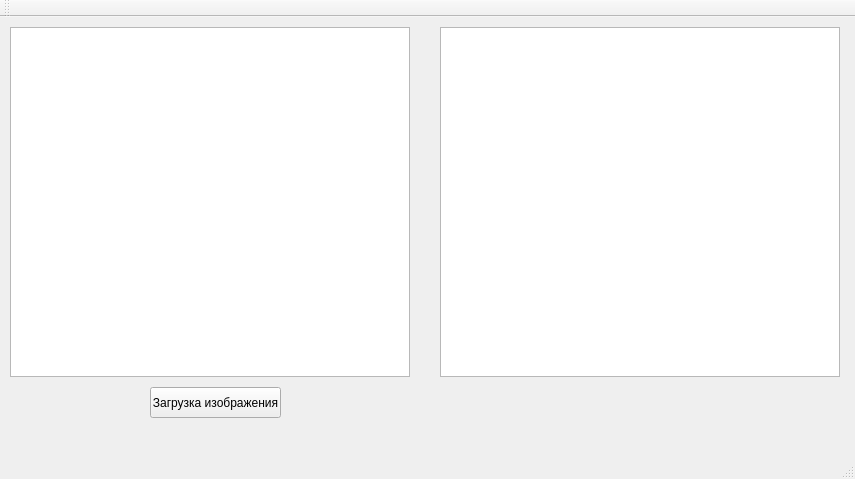
This is mainwindow.ui in Dannyyyy/ComputerVision as Qt 5 draws it before an edit. The edited form follows.
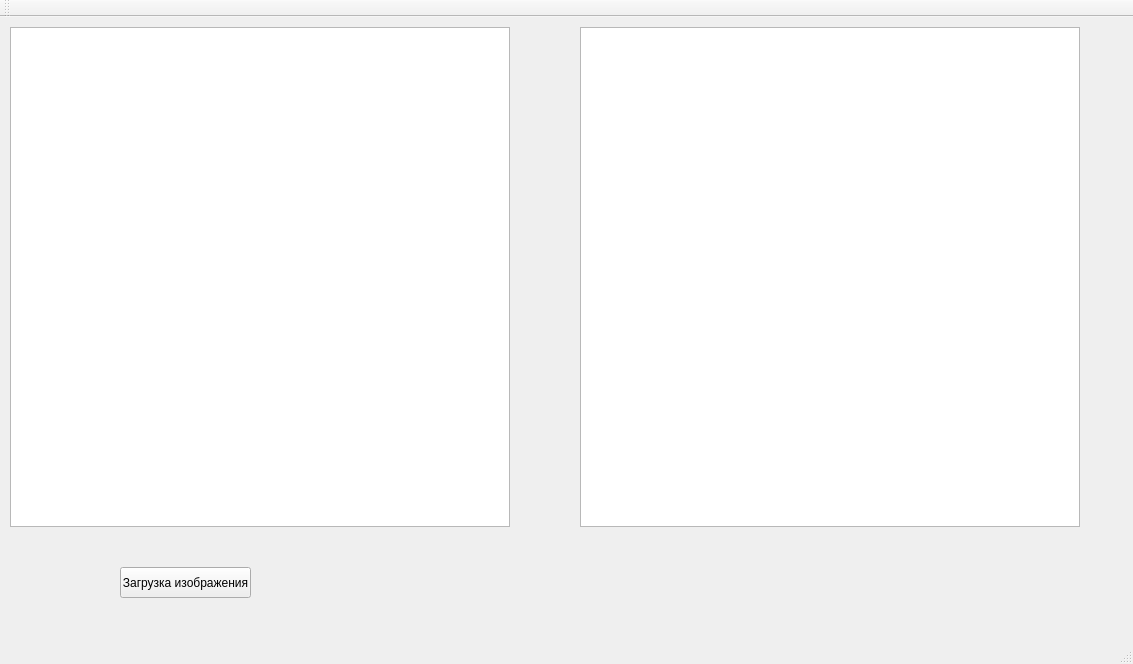
This is the edited form.

Commit message: Исправлены ошибки в getIntensity() и calculationGradient(). Переименованы переменные в useFilter().

What changed in the file:
```diff
--- a/mainwindow.ui
+++ b/mainwindow.ui
@@ -6,8 +6,8 @@
    <rect>
     <x>0</x>
     <y>0</y>
-    <width>855</width>
-    <height>479</height>
+    <width>1133</width>
+    <height>664</height>
    </rect>
   </property>
   <property name="windowTitle">
@@ -17,8 +17,8 @@
    <widget class="QPushButton" name="pushButton">
     <property name="geometry">
      <rect>
-      <x>150</x>
-      <y>370</y>
+      <x>120</x>
+      <y>550</y>
       <width>131</width>
       <height>31</height>
      </rect>
@@ -32,18 +32,18 @@
      <rect>
       <x>10</x>
       <y>10</y>
-      <width>400</width>
-      <height>350</height>
+      <width>500</width>
+      <height>500</height>
      </rect>
     </property>
    </widget>
    <widget class="QGraphicsView" name="graphicsViewResult">
     <property name="geometry">
      <rect>
-      <x>440</x>
+      <x>580</x>
       <y>10</y>
-      <width>400</width>
-      <height>350</height>
+      <width>500</width>
+      <height>500</height>
      </rect>
     </property>
    </widget>
```
Left out of the diff: 2 changed lines with no effect on the pictures. The commit also changes 2 other files.
